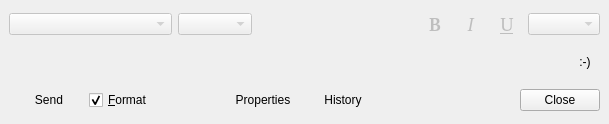
Fruneau/qRezix, file modules/chat/rzxchat_mac.ui: the form before one commit.
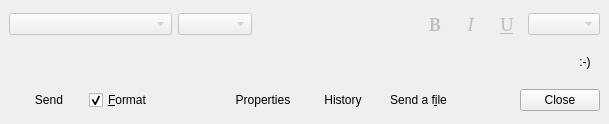
The form after the commit. Custom widgets are drawn as their Qt base class.

Diff of the .ui file:
```diff
--- a/modules/chat/rzxchat_mac.ui
+++ b/modules/chat/rzxchat_mac.ui
@@ -457,6 +457,22 @@
        </property>
       </widget>
      </item>
+     <item>
+      <widget class="QToolButton" name="btnFileTransfer" >
+       <property name="whatsThis" >
+        <string>&lt;h3>File Transfer&lt;/h3>&lt;p>Tranfer a file to your friend&lt;/p></string>
+       </property>
+       <property name="text" >
+        <string>Send a f&amp;ile</string>
+       </property>
+       <property name="shortcut" >
+        <string>Alt+I</string>
+       </property>
+       <property name="autoRaise" >
+        <bool>true</bool>
+       </property>
+      </widget>
+     </item>
      <item>
       <spacer>
        <property name="orientation" >
```
